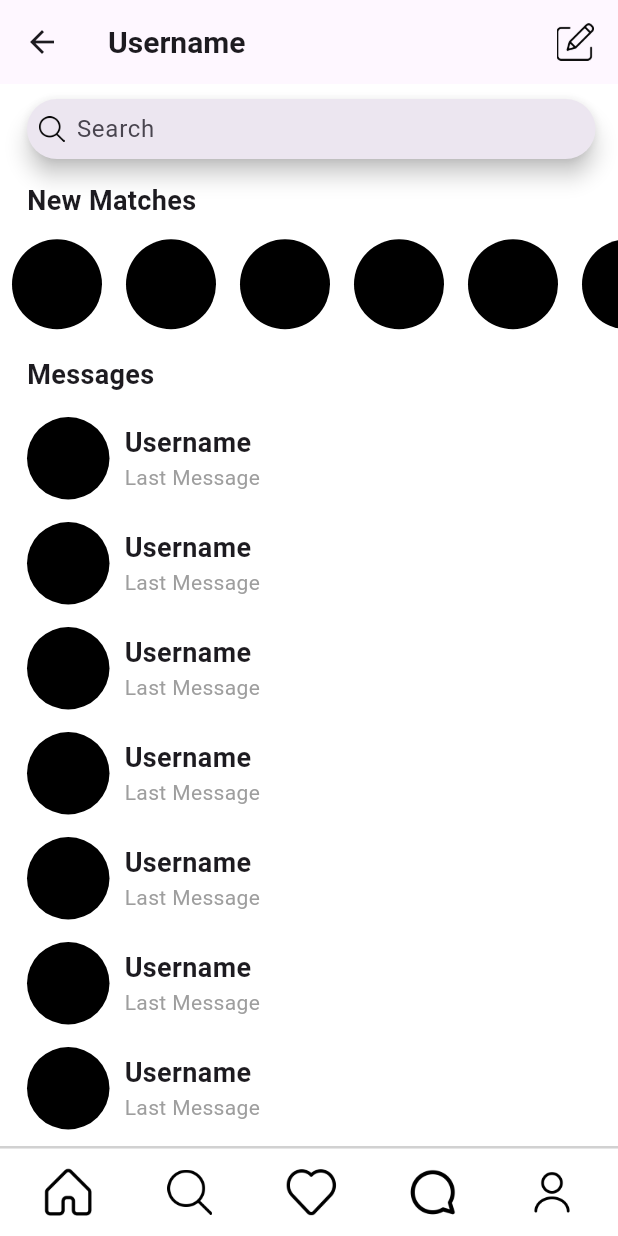
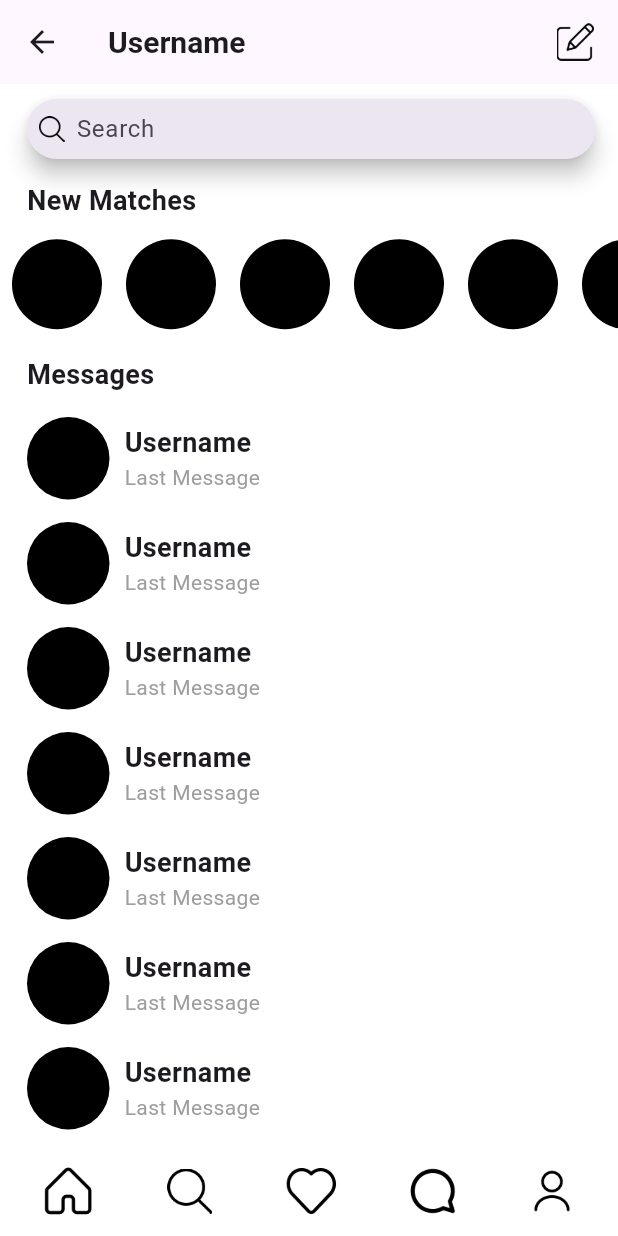
Before and after one commit to KawasakiCode/FoitiFinder, a Flutter app: the screen it shows once a user with an empty profile is signed in, item 4 of the bottom bar chosen, on a phone screen of 412 x 824 dp. Run offline on Flutter 3.47's test engine with Material 3 defaults, Android fonts, the phone set to English and light mode, and no system bars; our stand-ins replace firebase_auth, firebase_core, firebase_messaging; accounts and stored records are empty; generated files the repository leaves out were written again; network calls fail.

```diff
--- a/lib/main.dart
+++ b/lib/main.dart
@@ -18,6 +18,7 @@ void main() async {
     MultiProvider(
       providers: [
         ChangeNotifierProvider(create: (_) => ThemeProvider()),
+        ChangeNotifierProvider(create: (_) => PushNotificationsProvider())
       ],
       child: MyApp(firebaseInitialized: firebaseInitialized)));
 }
@@ -36,13 +37,15 @@ class MyApp extends StatelessWidget {
       theme: ThemeData(
         brightness: Brightness.light,
         scaffoldBackgroundColor: Colors.white,
-        primarySwatch: Colors.blue,
       ),
       darkTheme: ThemeData(
         brightness: Brightness.dark,
         scaffoldBackgroundColor: Colors.grey[900],
-        primarySwatch: Colors.teal,
+        floatingActionButtonTheme: FloatingActionButtonThemeData(
+          backgroundColor: Color.fromARGB(255, 88, 88, 88),
+        ),
       ),
+      themeMode: theme.themeMode,
       home: FutureBuilder(
         future: firebaseInitialized,
         builder: (context, snapshot) {
--- a/lib/widgets/bottom_navigation_bar.dart
+++ b/lib/widgets/bottom_navigation_bar.dart
@@ -8,16 +8,7 @@ class BottomNavigationBar extends StatelessWidget {
   const BottomNavigationBar({super.key});
   @override
   Widget build(BuildContext context) {
-    return Container(
-      decoration: BoxDecoration(
-        border: Border(
-          top: BorderSide(
-            color: const Color.fromARGB(255, 209, 209, 209),
-            width: 1.7,
-          ),
-        ),
-        color: const Color.fromARGB(255, 255, 255, 255),
-      ),
+    return SizedBox(
       width: MediaQuery.of(context).size.width,
       height: 60,
       child: Padding(
--- a/pubspec.yaml
+++ b/pubspec.yaml
@@ -39,6 +39,7 @@ dependencies:
   # Use with the CupertinoIcons class for iOS style icons.
   cupertino_icons: ^1.0.8
   provider: ^6.1.5+1
+  firebase_messaging: ^15.2.10
 
 dev_dependencies:
   flutter_test:
```
Also changed, not shown: lib/pages/main_pages/home_page.dart (+2 -8 lines), lib/pages/settings/settings.dart (+5 -5 lines), lib/providers/settings_providers.dart (+34 -0 lines), pubspec.lock, 1 other file.
